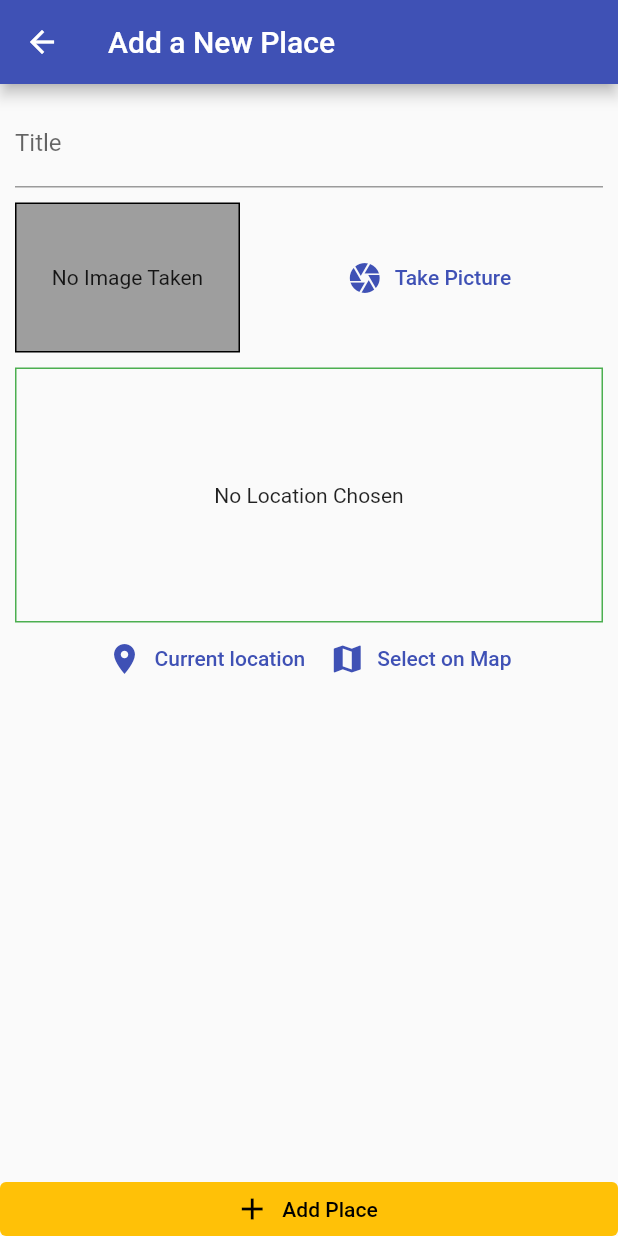
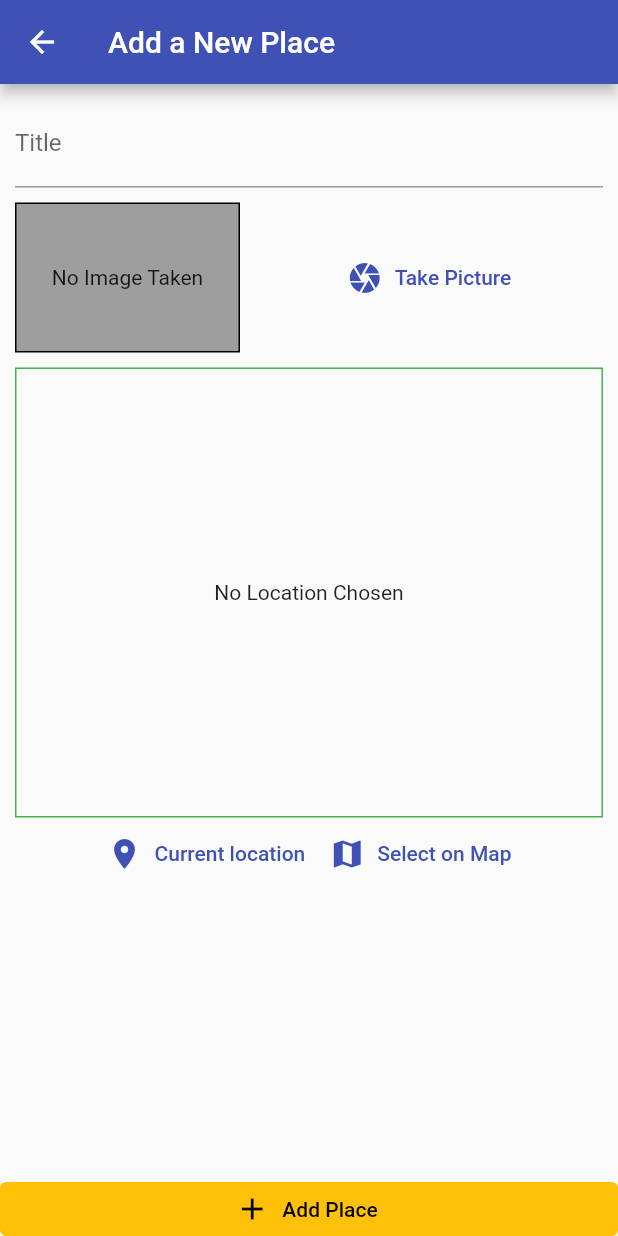
Before and after one commit to kpirabaharan/Flutter, a Flutter app: the AddPlaceScreen screen opened by its route, on a phone screen of 412 x 824 dp. Run offline on Flutter 3.47's test engine with Material 2 defaults, Android fonts, the phone set to English and light mode, and no system bars; our stand-ins replace google_maps_flutter, image_picker, location, sqflite; accounts and stored records are empty.

Commit message:
Section 13: Display Dynamic Map
Signed-off-by: Keeshigan Pirabaharan <kpirabaharan3@gmail.com>

```diff
--- a/section_13_places_app/lib/helpers/location_helper.dart
+++ b/section_13_places_app/lib/helpers/location_helper.dart
@@ -1,11 +1,11 @@
 import '../keys/api_key.dart' as key;
 
-// ignore: non_constant_identifier_names
-final GOOGLE_API_KEY = key.key;
+// ignore: constant_identifier_names
+const GOOGLE_API_KEY = key.key;
 
 class LocationHelper {
   static String generateLocationImage(
       {required double latitude, required double longitude}) {
-    return 'https://maps.googleapis.com/maps/api/staticmap?center=$latitude,$longitude&zoom=13&size=600x300&maptype=roadmap&markers=color:red%7Clabel:A%7C$latitude,$longitude&key=$GOOGLE_API_KEY';
+    return 'https://maps.googleapis.com/maps/api/staticmap?center=$latitude,$longitude&zoom=16&size=600x600&maptype=roadmap&markers=color:red%7Clabel:A%7C$latitude,$longitude&key=$GOOGLE_API_KEY';
   }
 }
--- a/section_13_places_app/lib/models/place.dart
+++ b/section_13_places_app/lib/models/place.dart
@@ -5,7 +5,7 @@ class Location {
   final double longitude;
   final String address;
 
-  Location({
+  const Location({
     required this.latitude,
     required this.longitude,
     this.address = '',
--- a/section_13_places_app/lib/providers/places.dart
+++ b/section_13_places_app/lib/providers/places.dart
@@ -34,8 +34,6 @@ class Places with ChangeNotifier {
   Future<void> fetchAndSetPlaces() async {
     final dataList = await DBHelper.getData('user_places');
     _items = dataList.map((item) {
-      print(item['title']);
-      print(item['image']);
       return Place(
         id: item['id'],
         title: item['title'],
--- a/section_13_places_app/lib/screens/add_place_screen.dart
+++ b/section_13_places_app/lib/screens/add_place_screen.dart
@@ -70,7 +70,7 @@ class _AddPlaceScreenState extends State<AddPlaceScreen> {
                     const SizedBox(height: 10),
                     ImageInput(_selectImage),
                     const SizedBox(height: 10),
-                    LocationInput(),
+                    const LocationInput(),
                   ],
                 ),
               ),
--- a/section_13_places_app/lib/widgets/image_input.dart
+++ b/section_13_places_app/lib/widgets/image_input.dart
@@ -8,7 +8,8 @@ import 'package:path_provider/path_provider.dart' as syspath;
 class ImageInput extends StatefulWidget {
   final Function onSelectImage;
 
-  ImageInput(this.onSelectImage);
+  // ignore: use_key_in_widget_constructors
+  const ImageInput(this.onSelectImage);
 
   @override
   State<ImageInput> createState() => _ImageInputState();
--- a/section_13_places_app/pubspec.yaml
+++ b/section_13_places_app/pubspec.yaml
@@ -41,6 +41,7 @@ dependencies:
   path: ^1.8.2
   sqflite: ^2.2.2
   location: ^4.4.0
+  google_maps_flutter: ^2.2.3
 
 dev_dependencies:
   flutter_test:
```
Also changed, not shown: section_13_places_app/lib/screens/map_screen.dart (added, +37 -0 lines), section_13_places_app/lib/widgets/location_input.dart (+17 -4 lines), section_13_places_app/pubspec.lock, 6 other files.
